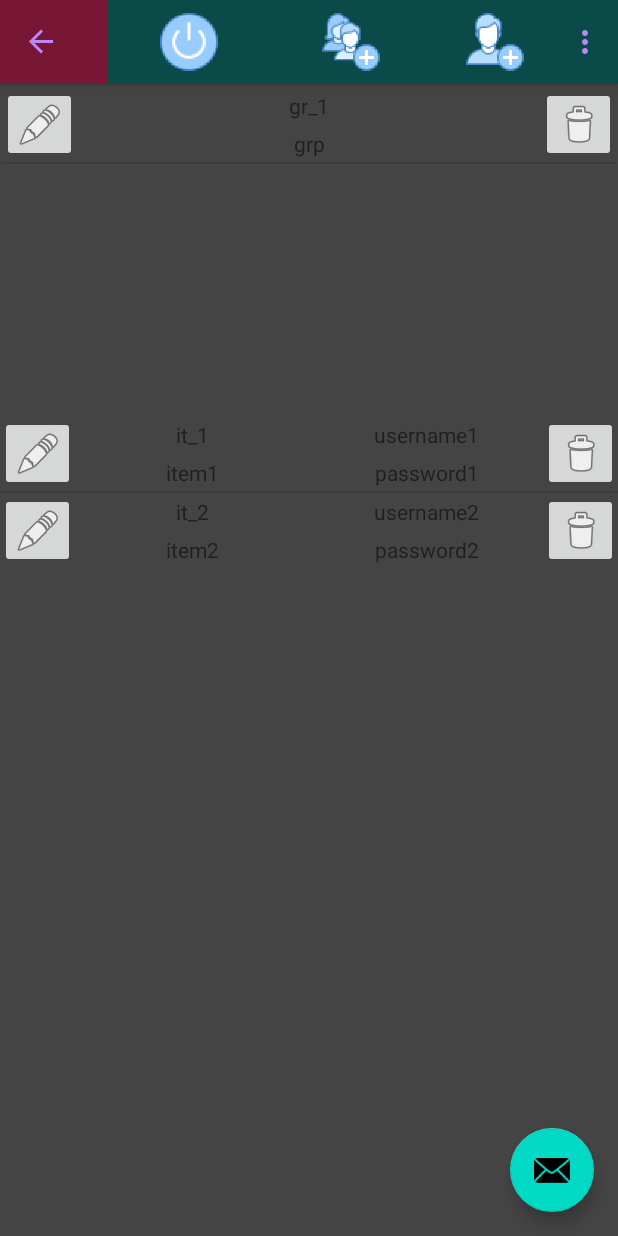
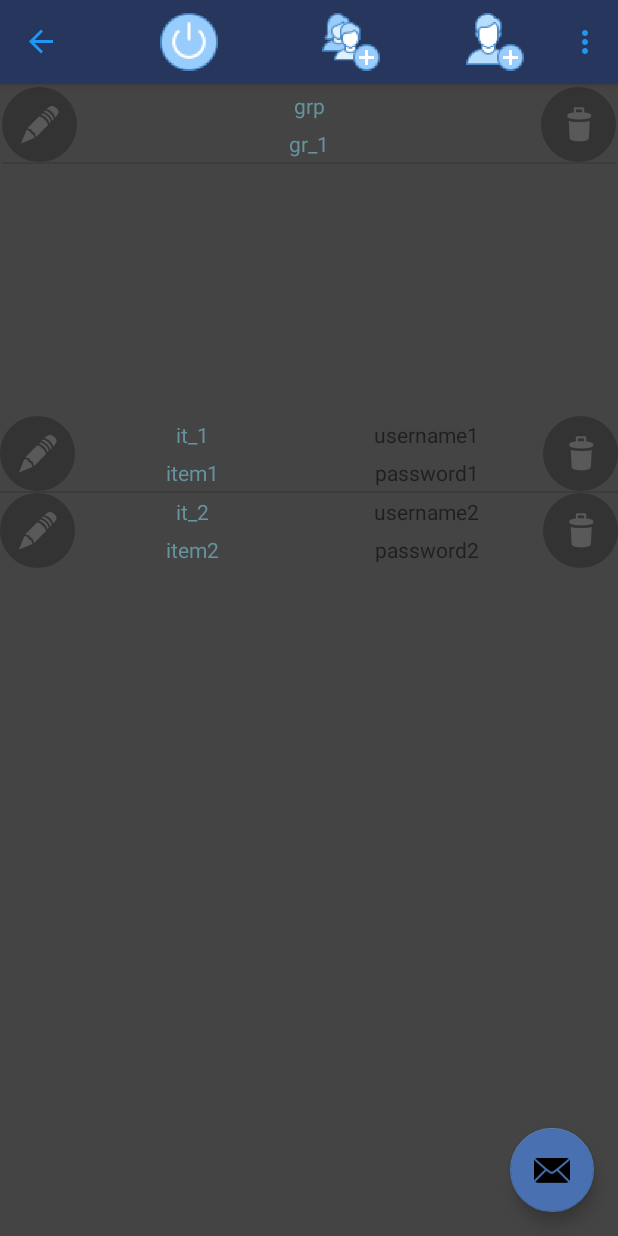
Before and after one commit to cormabara/PwdManager, an Android app: the MainFragment screen opened through its navigation route, after a tap on "Add Group", on a phone screen of 412 x 824 dp. Run offline under Robolectric (Android 15) with nearby library versions, the phone set to English and light mode, and no system bars; our stand-ins replace navigation-ui; libraries missing offline, so code that uses them is left out: com.fasterxml.jackson; 6 statements that could not run were skipped.

Commit message:
Review of themes and styles

```diff
--- /dev/null
+++ b/app/src/main/res/drawable/rounded_corner.xml
@@ -0,0 +1,5 @@
+<?xml version="1.0" encoding="utf-8"?>
+<shape xmlns:android="http://schemas.android.com/apk/res/android">
+    <corners  android:radius="40dp"/>
+    <solid android:color="@color/black"></solid>
+</shape>
--- a/app/src/main/res/layout/fragment_start.xml
+++ b/app/src/main/res/layout/fragment_start.xml
@@ -21,7 +21,6 @@
             android:layout_width="wrap_content"
             android:layout_height="wrap_content"
             android:textSize="25dp"
-            android:textColor="@color/black_text_color_1"
             android:padding="30dp"
             android:text="Login"/>
 
@@ -32,8 +31,6 @@
             android:hint="User Name"
             android:minHeight="48dp"
             android:textAlignment="center"
-            android:textColor="#6bfff7"
-            android:textColorHint="#52afaa"
             android:visibility="invisible"/>
 
         <EditText
@@ -43,21 +40,13 @@
             android:hint="Password"
             android:inputType="textPassword"
             android:minHeight="48dp"
-            android:textAlignment="center"
-            android:textColor="#6bfff7"
-            android:textColorHint="#52afaa" />
+            android:textAlignment="center"/>
         <LinearLayout
             android:layout_width="match_parent"
             android:layout_height="wrap_content"
             android:gravity="center"
             android:padding="25dp"
             android:orientation="horizontal">
-            <Button
-                android:id="@+id/btn_reset"
-                android:text="Reset"
-                android:textAllCaps="false"
-                android:layout_width="wrap_content"
-                android:layout_height="wrap_content" />
             <Button
                 android:id="@+id/btn_submit"
                 android:text="Submit"
--- a/app/src/main/res/layout/listview_group.xml
+++ b/app/src/main/res/layout/listview_group.xml
@@ -9,26 +9,30 @@
         android:layout_height="match_parent"
         android:layout_weight="0"
         android:contentDescription="@string/button_edit"
-        android:src="@android:drawable/ic_menu_edit" />
+        android:src="@android:drawable/ic_menu_edit"
+        android:alpha="0.25"
+        android:background="@drawable/rounded_corner"/>
     <LinearLayout
         android:layout_width="fill_parent"
         android:layout_height="match_parent"
         android:layout_weight="1"
         android:orientation="vertical">
         <TextView
+            android:id="@+id/pwd_group_name"
+            android:layout_width="match_parent"
+            android:layout_height="fill_parent"
+            android:layout_weight="1"
+            android:maxLines="1"
+            android:gravity="center"
+            style="@style/TextPwdGrp"/>
+        <TextView
             android:id="@+id/pwd_group_id"
             android:layout_width="match_parent"
             android:layout_height="fill_parent"
             android:maxLines="1"
             android:layout_weight="1"
-            android:gravity="center"/>
-        <TextView
-            android:id="@+id/pwd_group_name"
-            android:layout_width="match_parent"
-            android:layout_height="fill_parent"
-            android:layout_weight="1"
-            android:maxLines="1"
-            android:gravity="center"/>
+            android:gravity="center"
+            style="@style/TextPwdGrp"/>
     </LinearLayout>
     <ImageButton
         android:id="@+id/btn_delete"
@@ -36,6 +40,8 @@
         android:layout_height="match_parent"
         android:layout_weight="0"
         android:contentDescription="@string/button_delete"
-        android:src="@android:drawable/ic_menu_delete" />
+        android:src="@android:drawable/ic_menu_delete"
+        android:alpha="0.25"
+        android:background="@drawable/rounded_corner"/>
 
 </LinearLayout>
--- a/app/src/main/res/layout/listview_item.xml
+++ b/app/src/main/res/layout/listview_item.xml
@@ -9,7 +9,9 @@
         android:layout_height="match_parent"
         android:layout_weight="0"
         android:contentDescription="@string/button_edit"
-        android:src="@android:drawable/ic_menu_edit" />
+        android:src="@android:drawable/ic_menu_edit"
+        android:alpha="0.25"
+        android:background="@drawable/rounded_corner"/>
     <LinearLayout
         android:layout_width="fill_parent"
         android:layout_height="match_parent"
@@ -21,14 +23,16 @@
             android:layout_height="fill_parent"
             android:maxLines="1"
             android:layout_weight="1"
-            android:gravity="center"/>
+            android:gravity="center"
+            style="@style/TextPwdItem"/>
         <TextView
             android:id="@+id/pwd_item_name"
             android:layout_width="match_parent"
             android:layout_height="fill_parent"
             android:layout_weight="1"
             android:maxLines="1"
-            android:gravity="center"/>
+            android:gravity="center"
+            style="@style/TextPwdItem"/>
     </LinearLayout>
     <LinearLayout
         android:layout_width="fill_parent"
@@ -56,6 +60,9 @@
         android:layout_height="match_parent"
         android:layout_weight="0"
         android:contentDescription="@string/button_delete"
-        android:src="@android:drawable/ic_menu_delete" />
+        android:src="@android:drawable/ic_menu_delete"
+        android:alpha="0.25"
+        android:radius="5dp"
+        android:background="@drawable/rounded_corner"/>
 
 </LinearLayout>
--- a/app/src/main/res/values/colors.xml
+++ b/app/src/main/res/values/colors.xml
@@ -1,14 +1,16 @@
 <?xml version="1.0" encoding="utf-8"?>
 <resources>
-    <color name="purple_200">#FFBB86FC</color>
-    <color name="teal_200">#FF03DAC5</color>
-    <color name="teal_700">#0A4B4A</color>
+    <color name="light_1">#0376DA</color>
+    <color name="light_2">#2196F3</color>
     <color name="black">#FF000000</color>
     <color name="white">#FFFFFFFF</color>
-    <color name="colorPrimary">#771735</color>
-    <color name="colorPrimaryDark">#275C44</color>
-    <color name="colorAccent">#FF4081</color>
+    <color name="colorPrimary">#172F77</color>
+    <color name="colorPrimaryDark">#27365C</color>
+    <color name="colorAccent">#40B3FF</color>
 
     <color name="black_background">#444444</color>
-    <color name="black_text_color_1">#6dffbf</color>
+    <color name="black_text_color_1">#6DA3FF</color>
+    <color name="text_light_1">#668B9C</color>
+    <color name="text_dark_1">#214455</color>
+    <color name="text_gray">#859095</color>
 </resources>
--- a/app/src/main/res/values/styles.xml
+++ b/app/src/main/res/values/styles.xml
@@ -4,7 +4,6 @@
     <!-- Base application theme. -->
     <style name="AppTheme" parent="Theme.AppCompat.Light.DarkActionBar">
         <!-- Customize your theme here. -->
-        <item name="colorPrimary">@color/colorPrimary</item>
         <item name="colorPrimaryDark">@color/colorPrimaryDark</item>
         <item name="colorAccent">@color/colorAccent</item>
     </style>
@@ -14,13 +13,23 @@
         <item name="android:textSize">20sp</item>
     </style>
     <style name="AppTheme.AppBarOverlay" parent="ThemeOverlay.AppCompat.Dark.ActionBar">
-        <item name="android:textColorPrimary">@color/purple_200</item>
+        <item name="colorPrimary">@color/colorPrimaryDark</item>
+        <item name="android:textColorPrimary">@color/light_2</item>
         <item name="android:textColorSecondary">@color/black_text_color_1</item>
-        <item name="android:background">@color/teal_700</item>
+        <item name="android:background">@color/colorPrimaryDark</item>
     </style>
     <style name="AppTheme.PopupOverlay" parent="ThemeOverlay.AppCompat.Light">
-        <item name="android:colorBackground">@color/black_text_color_1</item>
-        <item name="android:textColor">@color/purple_200</item>
-        <item name="android:background">@color/teal_700</item>
+        <item name="android:textColor">@color/light_2</item>
+        <item name="android:background">@color/light_2</item>
     </style>
+    <style name="TextPassword" parent="TextAppearance.AppCompat">
+        <item name="android:textColor">#4FA64F</item>
+    </style>
+    <style name="TextPwdItem" parent="TextAppearance.AppCompat">
+        <item name="android:textColor">#65939E</item>
+    </style>
+    <style name="TextPwdGrp" parent="TextAppearance.AppCompat">
+        <item name="android:textColor">#65939E</item>
+    </style>
+
 </resources>
--- a/app/src/main/res/values/themes.xml
+++ b/app/src/main/res/values/themes.xml
@@ -3,11 +3,11 @@
     <style name="Theme.SimpleApp" parent="Theme.MaterialComponents.DayNight">
         <!-- Primary brand color. -->
         <item name="colorPrimary">@color/colorPrimary</item>
-        <item name="colorPrimaryVariant">@color/colorPrimaryDark</item>
+        <item name="colorPrimaryVariant">@color/light_1</item>
         <item name="colorOnPrimary">@color/white</item>
         <!-- Secondary brand color. -->
-        <item name="colorSecondary">@color/teal_200</item>
-        <item name="colorSecondaryVariant">@color/teal_700</item>
+        <item name="colorSecondary">#4970B1</item>
+        <item name="colorSecondaryVariant">#3B3481</item>
         <item name="colorOnSecondary">@color/black</item>
         <!-- Status bar color. -->
         <item name="android:statusBarColor">?attr/colorPrimaryVariant</item>
```
